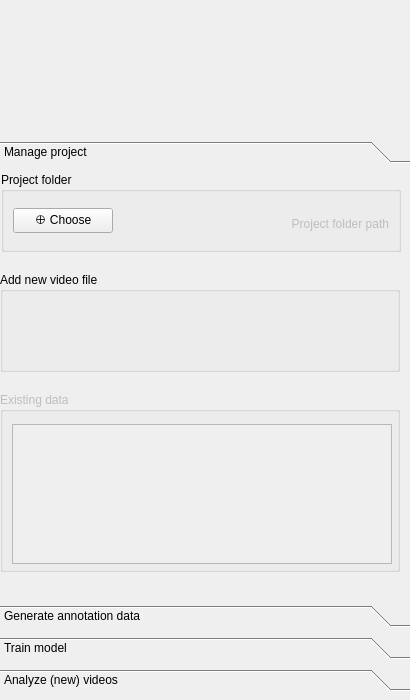
Old version of the form octron/qt_gui/octron.ui in the repository horsto/OCTRON-GUI.
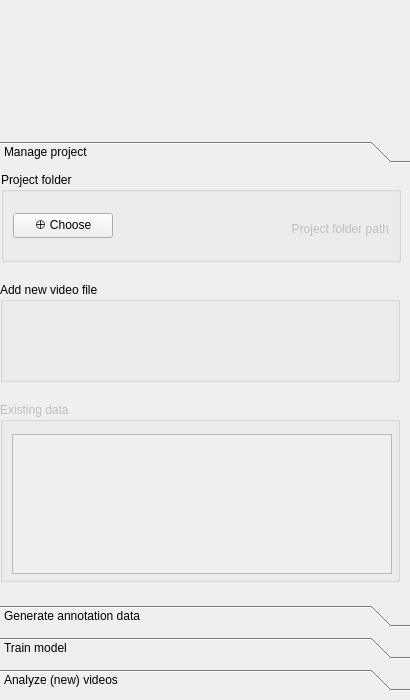
New version of the form. Icons and pictures are not drawn.

Patch:
```diff
--- a/octron/qt_gui/octron.ui
+++ b/octron/qt_gui/octron.ui
@@ -189,7 +189,7 @@
            <property name="maximumSize">
             <size>
              <width>400</width>
-             <height>80</height>
+             <height>90</height>
             </size>
            </property>
            <property name="title">
@@ -230,7 +230,7 @@
               </property>
              </widget>
             </item>
-            <item alignment="Qt::AlignmentFlag::AlignRight|Qt::AlignmentFlag::AlignVCenter">
+            <item>
              <widget class="QLabel" name="project_folder_path_label">
               <property name="enabled">
                <bool>false</bool>
@@ -238,13 +238,13 @@
               <property name="minimumSize">
                <size>
                 <width>250</width>
-                <height>40</height>
+                <height>50</height>
                </size>
               </property>
               <property name="maximumSize">
                <size>
                 <width>250</width>
-                <height>40</height>
+                <height>50</height>
                </size>
               </property>
               <property name="text">
```
Left out of the diff: 12 changed lines with no effect on the pictures.
